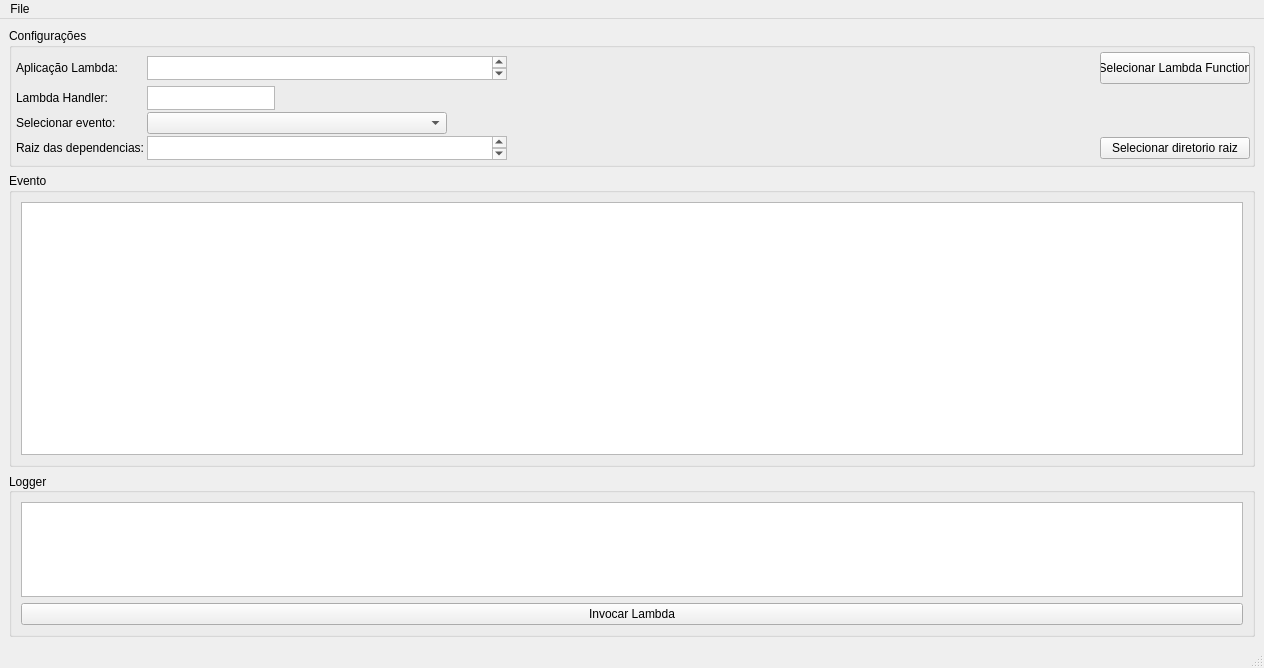
This is Ui/lambda-test-tool-ui.ui in guibhere/python-lambda-test-tool as Qt 5 draws it before an edit. The edited form follows.
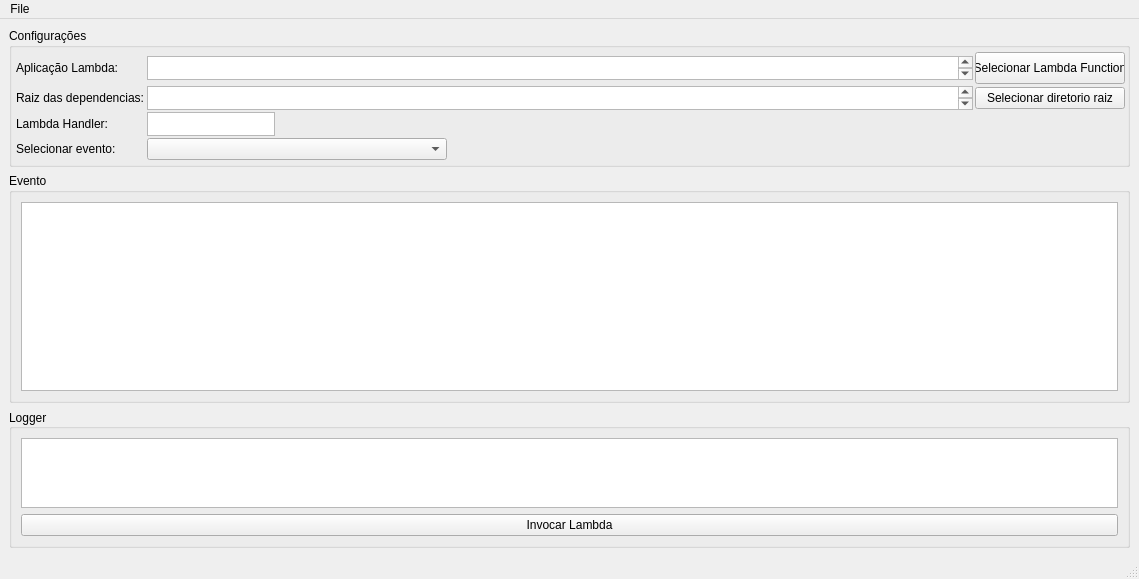
This is the edited form.

Commit message: ajuste elementos ui

Diff of the .ui file:
```diff
--- a/Ui/lambda-test-tool-ui.ui
+++ b/Ui/lambda-test-tool-ui.ui
@@ -6,8 +6,8 @@
    <rect>
     <x>0</x>
     <y>0</y>
-    <width>1264</width>
-    <height>668</height>
+    <width>1139</width>
+    <height>579</height>
    </rect>
   </property>
   <property name="sizePolicy">
@@ -83,37 +83,42 @@
          <property name="spacing">
           <number>2</number>
          </property>
-         <item row="1" column="0" alignment="Qt::AlignLeft|Qt::AlignVCenter">
-          <widget class="QLabel" name="label_2">
-           <property name="text">
-            <string>Lambda Handler:</string>
-           </property>
-          </widget>
-         </item>
-         <item row="2" column="1" alignment="Qt::AlignLeft|Qt::AlignVCenter">
-          <widget class="QComboBox" name="evento_comboBox">
+         <item row="0" column="2" alignment="Qt::AlignHCenter|Qt::AlignVCenter">
+          <widget class="QPushButton" name="select_lambda_pushButton">
            <property name="sizePolicy">
-            <sizepolicy hsizetype="Maximum" vsizetype="Maximum">
+            <sizepolicy hsizetype="MinimumExpanding" vsizetype="Maximum">
              <horstretch>0</horstretch>
              <verstretch>0</verstretch>
             </sizepolicy>
            </property>
            <property name="minimumSize">
             <size>
-             <width>300</width>
+             <width>150</width>
+             <height>32</height>
+            </size>
+           </property>
+           <property name="maximumSize">
+            <size>
+             <width>0</width>
              <height>0</height>
             </size>
            </property>
+           <property name="layoutDirection">
+            <enum>Qt::LeftToRight</enum>
+           </property>
+           <property name="text">
+            <string>Selecionar Lambda Function</string>
+           </property>
           </widget>
          </item>
-         <item row="2" column="0" alignment="Qt::AlignLeft|Qt::AlignVCenter">
-          <widget class="QLabel" name="label_3">
+         <item row="0" column="0" alignment="Qt::AlignLeft|Qt::AlignVCenter">
+          <widget class="QLabel" name="label">
            <property name="text">
-            <string>Selecionar evento:</string>
+            <string>Aplicação Lambda: </string>
            </property>
           </widget>
          </item>
-         <item row="3" column="0" alignment="Qt::AlignLeft|Qt::AlignVCenter">
+         <item row="1" column="0">
           <widget class="QLabel" name="label_4">
            <property name="sizePolicy">
             <sizepolicy hsizetype="Minimum" vsizetype="Minimum">
@@ -141,7 +146,48 @@
            </property>
           </widget>
          </item>
-         <item row="1" column="1" alignment="Qt::AlignLeft|Qt::AlignVCenter">
+         <item row="1" column="1">
+          <widget class="QPlainTextEdit" name="dep_path_TextEdit">
+           <property name="sizePolicy">
+            <sizepolicy hsizetype="Expanding" vsizetype="Maximum">
+             <horstretch>0</horstretch>
+             <verstretch>0</verstretch>
+            </sizepolicy>
+           </property>
+           <property name="minimumSize">
+            <size>
+             <width>360</width>
+             <height>24</height>
+            </size>
+           </property>
+           <property name="maximumSize">
+            <size>
+             <width>9464646</width>
+             <height>24</height>
+            </size>
+           </property>
+           <property name="sizeAdjustPolicy">
+            <enum>QAbstractScrollArea::AdjustIgnored</enum>
+           </property>
+          </widget>
+         </item>
+         <item row="3" column="1">
+          <widget class="QComboBox" name="evento_comboBox">
+           <property name="sizePolicy">
+            <sizepolicy hsizetype="Maximum" vsizetype="Maximum">
+             <horstretch>0</horstretch>
+             <verstretch>0</verstretch>
+            </sizepolicy>
+           </property>
+           <property name="minimumSize">
+            <size>
+             <width>300</width>
+             <height>0</height>
+            </size>
+           </property>
+          </widget>
+         </item>
+         <item row="2" column="1" alignment="Qt::AlignLeft|Qt::AlignVCenter">
           <widget class="QPlainTextEdit" name="handler_name_textEdit">
            <property name="enabled">
             <bool>true</bool>
@@ -183,10 +229,31 @@
            </property>
           </widget>
          </item>
-         <item row="0" column="1" alignment="Qt::AlignLeft|Qt::AlignVCenter">
+         <item row="2" column="0">
+          <widget class="QLabel" name="label_2">
+           <property name="text">
+            <string>Lambda Handler:</string>
+           </property>
+          </widget>
+         </item>
+         <item row="3" column="0">
+          <widget class="QLabel" name="label_3">
+           <property name="text">
+            <string>Selecionar evento:</string>
+           </property>
+          </widget>
+         </item>
+         <item row="1" column="2">
+          <widget class="QPushButton" name="select_dep_dir_pushButton">
+           <property name="text">
+            <string>Selecionar diretorio raiz</string>
+           </property>
+          </widget>
+         </item>
+         <item row="0" column="1">
           <widget class="QTextEdit" name="app_path_textEdit">
            <property name="sizePolicy">
-            <sizepolicy hsizetype="Expanding" vsizetype="Fixed">
+            <sizepolicy hsizetype="Expanding" vsizetype="Maximum">
              <horstretch>0</horstretch>
              <verstretch>0</verstretch>
             </sizepolicy>
@@ -199,7 +266,7 @@
            </property>
            <property name="maximumSize">
             <size>
-             <width>1980</width>
+             <width>16777215</width>
              <height>24</height>
             </size>
            </property>
@@ -242,73 +309,6 @@
            </property>
           </widget>
          </item>
-         <item row="0" column="2" alignment="Qt::AlignHCenter|Qt::AlignVCenter">
-          <widget class="QPushButton" name="select_lambda_pushButton">
-           <property name="sizePolicy">
-            <sizepolicy hsizetype="MinimumExpanding" vsizetype="Maximum">
-             <horstretch>0</horstretch>
-             <verstretch>0</verstretch>
-            </sizepolicy>
-           </property>
-           <property name="minimumSize">
-            <size>
-             <width>150</width>
-             <height>32</height>
-            </size>
-           </property>
-           <property name="maximumSize">
-            <size>
-             <width>0</width>
-             <height>0</height>
-            </size>
-           </property>
-           <property name="layoutDirection">
-            <enum>Qt::LeftToRight</enum>
-           </property>
-           <property name="text">
-            <string>Selecionar Lambda Function</string>
-           </property>
-          </widget>
-         </item>
-         <item row="0" column="0" alignment="Qt::AlignLeft|Qt::AlignVCenter">
-          <widget class="QLabel" name="label">
-           <property name="text">
-            <string>Aplicação Lambda: </string>
-           </property>
-          </widget>
-         </item>
-         <item row="3" column="1" alignment="Qt::AlignLeft|Qt::AlignVCenter">
-          <widget class="QPlainTextEdit" name="dep_path_TextEdit">
-           <property name="sizePolicy">
-            <sizepolicy hsizetype="Expanding" vsizetype="Maximum">
-             <horstretch>0</horstretch>
-             <verstretch>0</verstretch>
-            </sizepolicy>
-           </property>
-           <property name="minimumSize">
-            <size>
-             <width>360</width>
-             <height>24</height>
-            </size>
-           </property>
-           <property name="maximumSize">
-            <size>
-             <width>9464646</width>
-             <height>24</height>
-            </size>
-           </property>
-           <property name="sizeAdjustPolicy">
-            <enum>QAbstractScrollArea::AdjustIgnored</enum>
-           </property>
-          </widget>
-         </item>
-         <item row="3" column="2">
-          <widget class="QPushButton" name="select_dep_dir_pushButton">
-           <property name="text">
-            <string>Selecionar diretorio raiz</string>
-           </property>
-          </widget>
-         </item>
         </layout>
        </item>
       </layout>
@@ -385,7 +385,7 @@
     <rect>
      <x>0</x>
      <y>0</y>
-     <width>1264</width>
+     <width>1139</width>
      <height>21</height>
     </rect>
    </property>
```
The commit also changes 1 other file.
